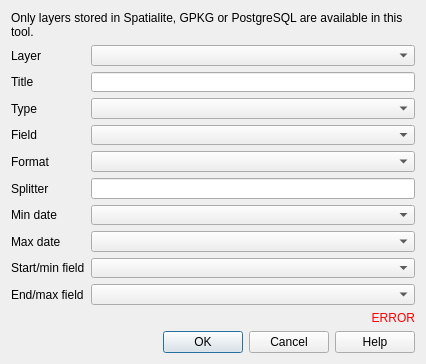
3liz/lizmap-plugin, file lizmap/resources/ui/ui_form_filter_by_form.ui: the form before one commit.
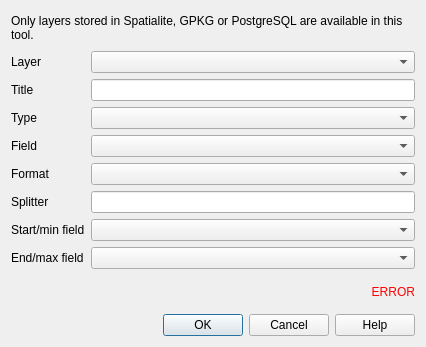
The form after the commit. Custom widgets are drawn as their Qt base class.

Commit message: UX - Merge the date min/max into the new field configuration

```diff
--- a/lizmap/resources/ui/ui_form_filter_by_form.ui
+++ b/lizmap/resources/ui/ui_form_filter_by_form.ui
@@ -113,57 +113,23 @@
       </widget>
      </item>
      <item row="6" column="0">
-      <widget class="QLabel" name="label_min_date">
-       <property name="text">
-        <string>Min date</string>
-       </property>
-      </widget>
-     </item>
-     <item row="6" column="1">
-      <widget class="QgsFieldComboBox" name="min_date">
-       <property name="toolTip">
-        <string/>
-       </property>
-       <property name="allowEmptyFieldName">
-        <bool>true</bool>
-       </property>
-      </widget>
-     </item>
-     <item row="7" column="0">
-      <widget class="QLabel" name="label_max_date">
-       <property name="text">
-        <string>Max date</string>
-       </property>
-      </widget>
-     </item>
-     <item row="7" column="1">
-      <widget class="QgsFieldComboBox" name="max_date">
-       <property name="toolTip">
-        <string/>
-       </property>
-       <property name="allowEmptyFieldName">
-        <bool>true</bool>
-       </property>
-      </widget>
-     </item>
-     <item row="8" column="0">
       <widget class="QLabel" name="label_start_field">
        <property name="text">
         <string>Start/min field</string>
        </property>
       </widget>
      </item>
-     <item row="9" column="0">
+     <item row="6" column="1">
+      <widget class="QgsFieldComboBox" name="start_field"/>
+     </item>
+     <item row="7" column="0">
       <widget class="QLabel" name="label_end_field">
        <property name="text">
         <string>End/max field</string>
        </property>
       </widget>
      </item>
-     <item row="8" column="1">
-      <widget class="QgsFieldComboBox" name="start_field"/>
-     </item>
-     <item row="9" column="1">
+     <item row="7" column="1">
       <widget class="QgsFieldComboBox" name="end_field"/>
      </item>
     </layout>
```
Left out of the diff: 2 changed lines with no effect on the pictures. The commit also changes 4 other files.
